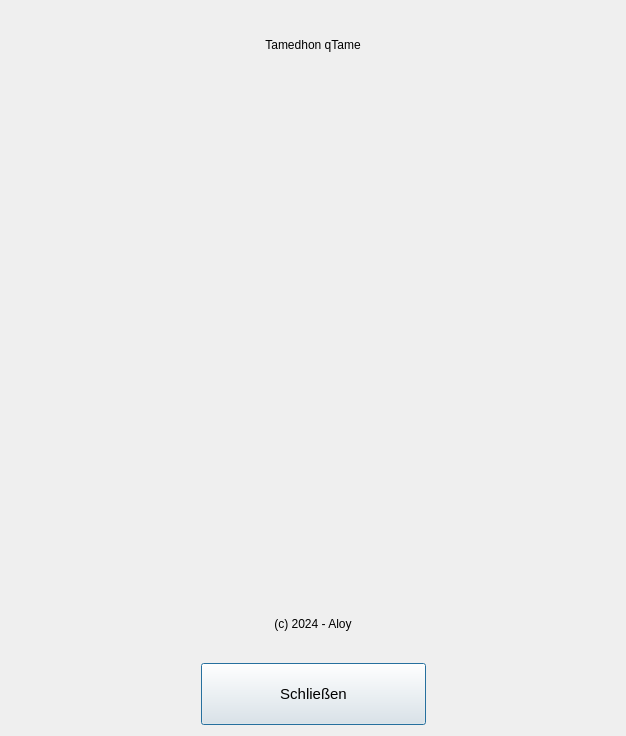
Tamedhon/qTame, file info.ui: the form before one commit.
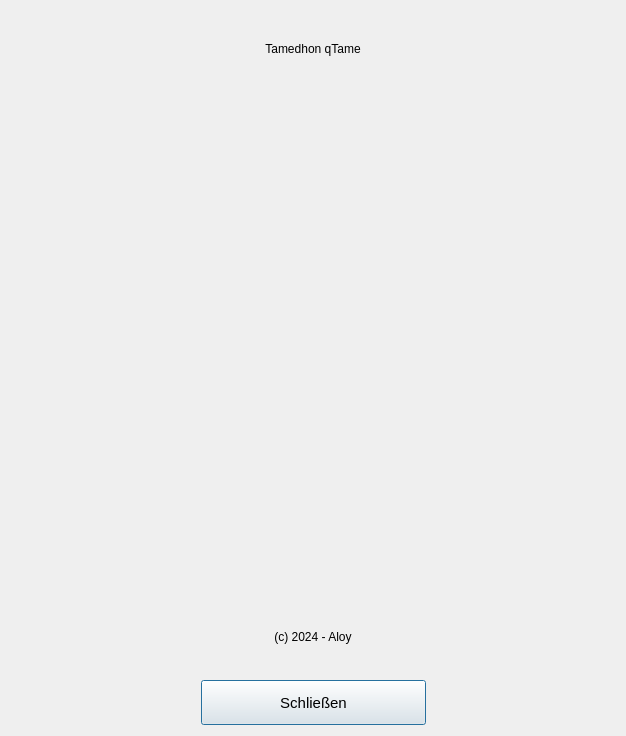
The form after the commit. Icons and pictures are not drawn.

The edit to the form file:
```diff
--- a/info.ui
+++ b/info.ui
@@ -128,13 +128,13 @@
        <property name="minimumSize">
         <size>
          <width>225</width>
-         <height>62</height>
+         <height>45</height>
         </size>
        </property>
        <property name="maximumSize">
         <size>
          <width>225</width>
-         <height>62</height>
+         <height>45</height>
         </size>
        </property>
        <property name="font">
```
